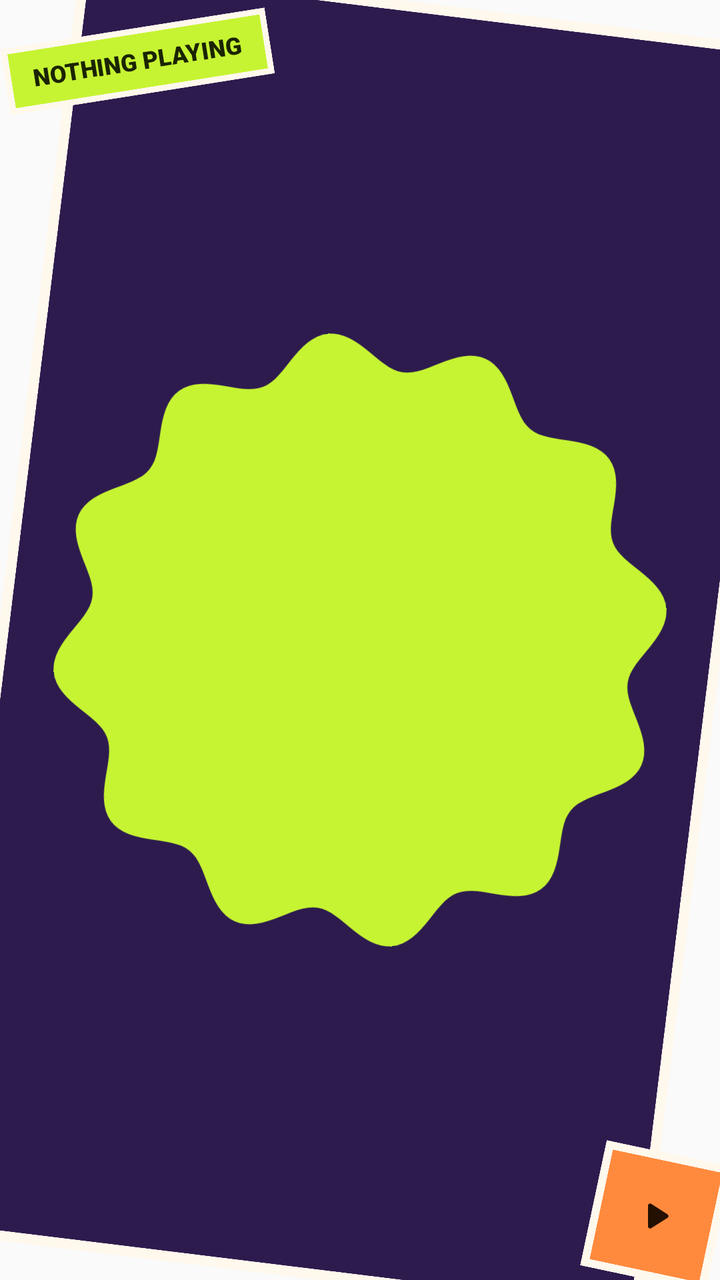
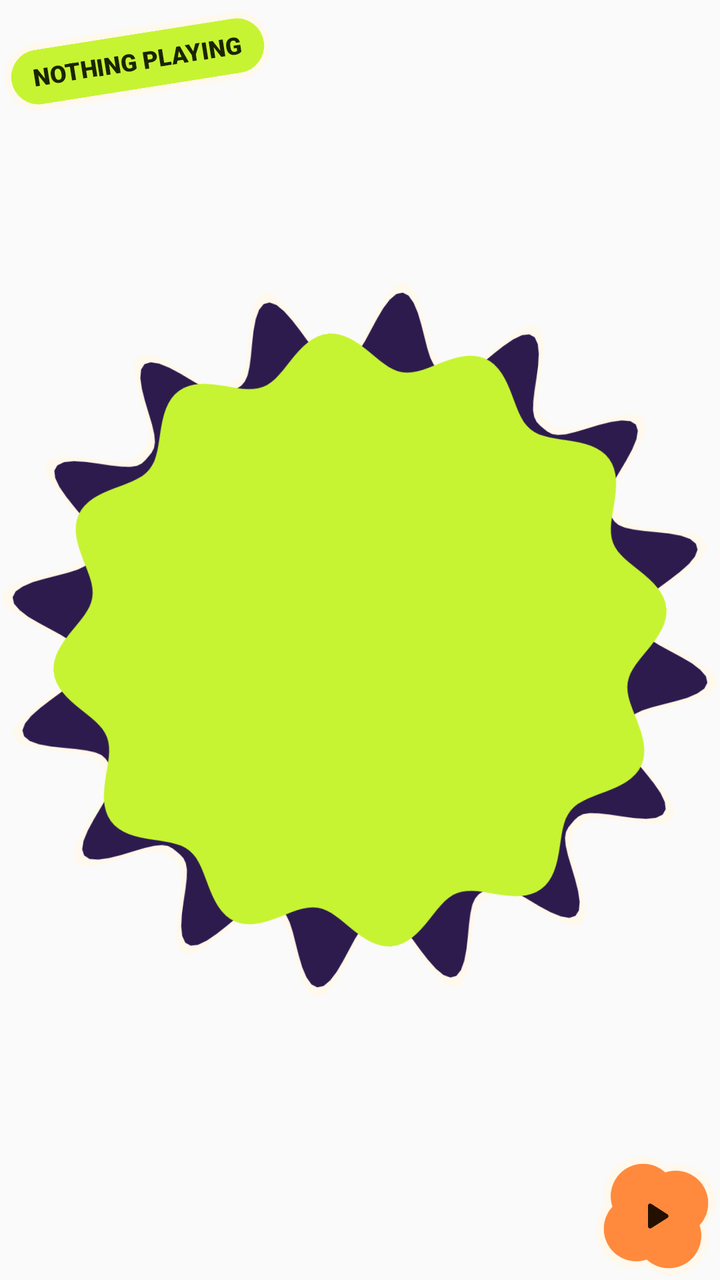

Before-and-after screenshots of an Android layout around one commit, followed by the original layout XML and the change that was made.
<!-- AndroidManifest.xml: application theme Theme.Verza -->
<!-- res/layout/widget_sticker.xml -->
<?xml version="1.0" encoding="utf-8"?>
<FrameLayout xmlns:android="http://schemas.android.com/apk/res/android"
    android:id="@+id/widget_root"
    android:layout_width="match_parent"
    android:layout_height="match_parent">

    <ImageView
        android:layout_width="match_parent"
        android:layout_height="match_parent"
        android:importantForAccessibility="no"
        android:rotation="7"
        android:scaleType="fitCenter"
        android:src="@drawable/widget_shape_burst"
        android:tint="@color/widget_paper" />

    <ImageView
        android:id="@+id/widget_burst"
        android:layout_width="match_parent"
        android:layout_height="match_parent"
        android:layout_margin="5dp"
        android:importantForAccessibility="no"
        android:rotation="7"
        android:scaleType="fitCenter"
        android:src="@drawable/widget_shape_burst"
        android:tint="@color/widget_container" />

    <ImageView
        android:id="@+id/widget_cover"
        android:layout_width="match_parent"
        android:layout_height="match_parent"
        android:layout_margin="26dp"
        android:importantForAccessibility="no"
        android:rotation="-6"
        android:scaleType="fitCenter"
        android:src="@drawable/widget_cover_cookie12" />

    <FrameLayout
        android:layout_width="wrap_content"
        android:layout_height="wrap_content"
        android:layout_gravity="top|start"
        android:layout_marginStart="2dp"
        android:layout_marginTop="14dp"
        android:rotation="-9">

        
        <ImageView
            android:layout_width="match_parent"
            android:layout_height="match_parent"
            android:importantForAccessibility="no"
            android:scaleType="fitXY"
            android:src="@drawable/widget_shape_pill"
            android:tint="@color/widget_paper" />

        <ImageView
            android:id="@+id/widget_tag_bg"
            android:layout_width="match_parent"
            android:layout_height="match_parent"
            android:layout_margin="3dp"
            android:importantForAccessibility="no"
            android:scaleType="fitXY"
            android:src="@drawable/widget_shape_pill"
            android:tint="@color/widget_tertiary" />

        <TextView
            android:id="@+id/widget_title"
            android:layout_width="wrap_content"
            android:layout_height="wrap_content"
            android:ellipsize="end"
            android:fontFamily="sans-serif-black"
            android:maxLines="1"
            android:maxWidth="136dp"
            android:paddingStart="14dp"
            android:paddingTop="8dp"
            android:paddingEnd="14dp"
            android:paddingBottom="9dp"
            android:text="@string/widget_nothing_playing"
            android:textAllCaps="true"
            android:textColor="@color/widget_on_tertiary"
            android:textSize="12sp" />
    </FrameLayout>

    <FrameLayout
        android:layout_width="64dp"
        android:layout_height="64dp"
        android:layout_gravity="bottom|end"
        android:rotation="12">

        <ImageView
            android:layout_width="match_parent"
            android:layout_height="match_parent"
            android:importantForAccessibility="no"
            android:src="@drawable/widget_shape_clover4"
            android:tint="@color/widget_paper" />

        <ImageView
            android:id="@+id/widget_toggle_bg"
            android:layout_width="match_parent"
            android:layout_height="match_parent"
            android:layout_margin="4dp"
            android:importantForAccessibility="no"
            android:src="@drawable/widget_shape_clover4"
            android:tint="@color/widget_accent" />

        <ImageView
            android:id="@+id/widget_toggle"
            android:layout_width="match_parent"
            android:layout_height="match_parent"
            android:contentDescription="@string/widget_play"
            android:padding="20dp"
            android:rotation="-12"
            android:src="@drawable/ic_widget_play"
            android:tint="@color/widget_on_accent" />
    </FrameLayout>
</FrameLayout>
<!-- resources referenced by this layout -->
<resources>
  <color name="widget_accent">#FFFF8A3D</color>
  <color name="widget_container">#FF2D1B4E</color>
  <color name="widget_on_accent">#FF241000</color>
  <color name="widget_on_tertiary">#FF1B2400</color>
  <color name="widget_paper">#FFFFF8EC</color>
  <color name="widget_tertiary">#FFC6F432</color>
  <!-- drawable ic_widget_play (drawable) -->
  <?xml version="1.0" encoding="utf-8"?>
  <vector xmlns:android="http://schemas.android.com/apk/res/android"
      android:width="24dp"
      android:height="24dp"
      android:viewportWidth="24"
      android:viewportHeight="24">
      <path
          android:fillColor="#FFFFFFFF"
          android:pathData="M8,6.8v10.4c0,0.8 0.9,1.3 1.6,0.9l8.2,-5.2c0.6,-0.4 0.6,-1.3 0,-1.7L9.6,5.9C8.9,5.5 8,6 8,6.8z" />
  </vector>
  <!-- drawable widget_cover_cookie12: vector/xml drawable (drawable, 4391 chars, omitted) -->
  <!-- drawable widget_shape_burst (drawable) -->
  <?xml version="1.0" encoding="utf-8"?>
  <shape xmlns:android="http://schemas.android.com/apk/res/android" android:shape="rectangle">
      <solid android:color="#FFFFFFFF" />
  </shape>
  <!-- drawable widget_shape_clover4 (drawable) -->
  <?xml version="1.0" encoding="utf-8"?>
  <shape xmlns:android="http://schemas.android.com/apk/res/android" android:shape="rectangle">
      <solid android:color="#FFFFFFFF" />
  </shape>
  <!-- drawable widget_shape_pill (drawable) -->
  <?xml version="1.0" encoding="utf-8"?>
  <shape xmlns:android="http://schemas.android.com/apk/res/android" android:shape="rectangle">
      <solid android:color="#FFFFFFFF" />
  </shape>
  <string name="widget_nothing_playing">Nothing playing</string>
  <string name="widget_play">Play</string>
  <style name="Theme.Verza" parent="android:Theme.Material.Light.NoActionBar">
          <item name="android:statusBarColor">@android:color/transparent</item>
          <item name="android:navigationBarColor">@android:color/transparent</item>
      </style>
</resources>

<!-- the commit's change to res/layout/widget_sticker.xml (unified diff, before → after) -->
@@ -5,6 +5,7 @@
     android:layout_height="match_parent">
 
     <ImageView
+        android:id="@+id/widget_burst_shadow"
         android:layout_width="match_parent"
         android:layout_height="match_parent"
         android:importantForAccessibility="no"
@@ -44,6 +45,7 @@
 
         
         <ImageView
+            android:id="@+id/widget_tag_bg_shadow"
             android:layout_width="match_parent"
             android:layout_height="match_parent"
             android:importantForAccessibility="no"
@@ -86,6 +88,7 @@
         android:rotation="12">
 
         <ImageView
+            android:id="@+id/widget_toggle_bg_shadow"
             android:layout_width="match_parent"
             android:layout_height="match_parent"
             android:importantForAccessibility="no"
<!-- resource entries referenced after the edit -->
@@ -18,19 +18,12 @@
           android:pathData="M8,6.8v10.4c0,0.8 0.9,1.3 1.6,0.9l8.2,-5.2c0.6,-0.4 0.6,-1.3 0,-1.7L9.6,5.9C8.9,5.5 8,6 8,6.8z" />
   </vector>
   <!-- drawable widget_cover_cookie12: vector/xml drawable (drawable, 4391 chars, omitted) -->
-  <!-- drawable widget_shape_burst (drawable) -->
-  <?xml version="1.0" encoding="utf-8"?>
-  <shape xmlns:android="http://schemas.android.com/apk/res/android" android:shape="rectangle">
-      <solid android:color="#FFFFFFFF" />
-  </shape>
-  <!-- drawable widget_shape_clover4 (drawable) -->
-  <?xml version="1.0" encoding="utf-8"?>
-  <shape xmlns:android="http://schemas.android.com/apk/res/android" android:shape="rectangle">
-      <solid android:color="#FFFFFFFF" />
-  </shape>
+  <!-- drawable widget_shape_burst: vector/xml drawable (drawable, 4482 chars, omitted) -->
+  <!-- drawable widget_shape_clover4: vector/xml drawable (drawable, 4366 chars, omitted) -->
   <!-- drawable widget_shape_pill (drawable) -->
   <?xml version="1.0" encoding="utf-8"?>
   <shape xmlns:android="http://schemas.android.com/apk/res/android" android:shape="rectangle">
+      <corners android:radius="999dp" />
       <solid android:color="#FFFFFFFF" />
   </shape>
   <string name="widget_nothing_playing">Nothing playing</string>
